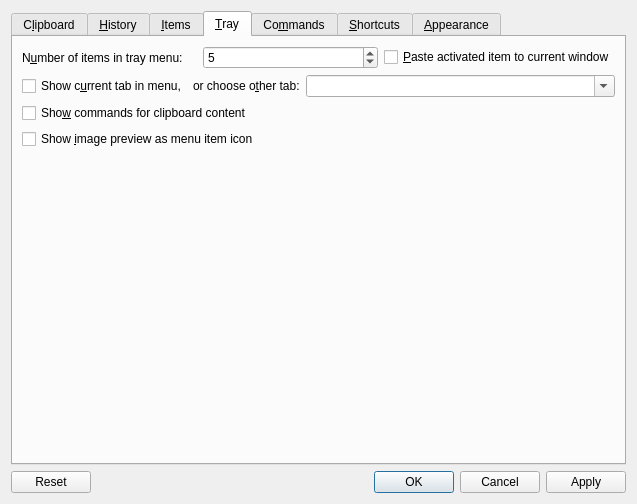
The window that src/ui/configurationmanager.ui (hluk/CopyQ) describes before a commit, drawn with Qt 5.
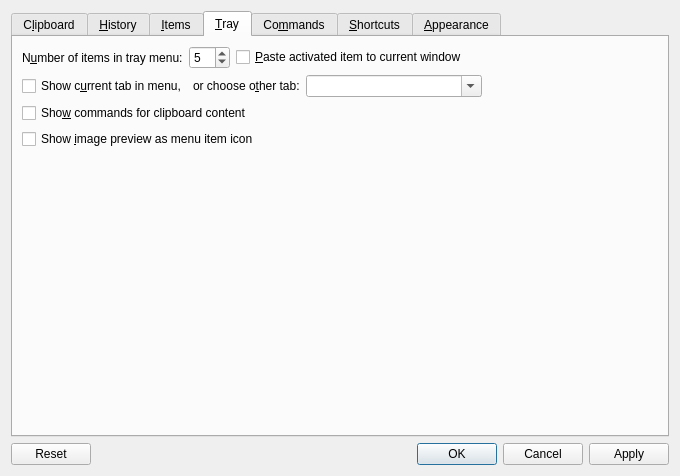
The same window after the commit. The open tabs and pages were chosen to show the change. Icons and pictures are not drawn. Custom widgets are drawn as their Qt base class.

```diff
--- a/src/ui/configurationmanager.ui
+++ b/src/ui/configurationmanager.ui
@@ -6,8 +6,8 @@
    <rect>
     <x>0</x>
     <y>0</y>
-    <width>637</width>
-    <height>504</height>
+    <width>680</width>
+    <height>476</height>
    </rect>
   </property>
   <property name="minimumSize">
@@ -507,6 +507,19 @@
              </property>
             </widget>
            </item>
+           <item>
+            <spacer name="horizontalSpacer_7">
+             <property name="orientation">
+              <enum>Qt::Horizontal</enum>
+             </property>
+             <property name="sizeHint" stdset="0">
+              <size>
+               <width>40</width>
+               <height>20</height>
+              </size>
+             </property>
+            </spacer>
+           </item>
           </layout>
          </item>
          <item>
@@ -547,6 +560,19 @@
              </property>
             </widget>
            </item>
+           <item>
+            <spacer name="horizontalSpacer_6">
+             <property name="orientation">
+              <enum>Qt::Horizontal</enum>
+             </property>
+             <property name="sizeHint" stdset="0">
+              <size>
+               <width>40</width>
+               <height>20</height>
+              </size>
+             </property>
+            </spacer>
+           </item>
           </layout>
          </item>
          <item>
```
Left out of the diff: 95 changed lines with no effect on the pictures. Lines whose indentation alone changed are shown as unchanged.
